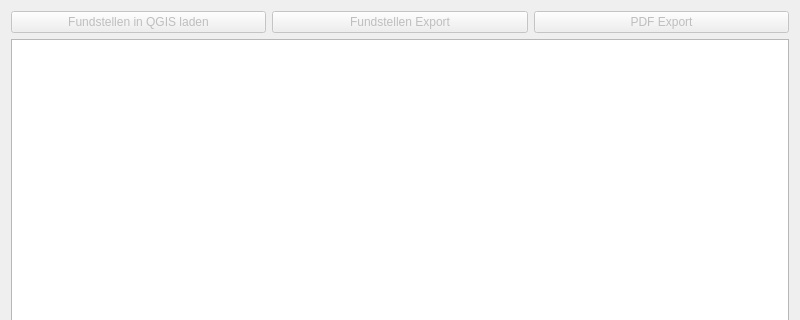
This is APIS/forms/apis_findspot_selection_list_form.ui in APIS-Luftbildarchiv/APIS as Qt 5 draws it before an edit; both pictures show x 0 to 800 and y 0 to 320 of the 800 by 500 pixel window. The edited form follows.
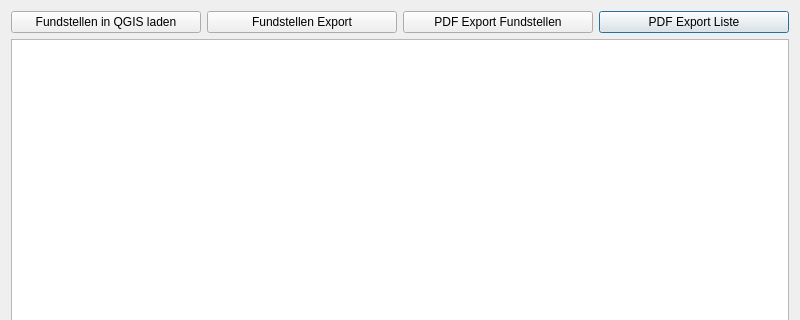
This is the edited form. Icons and pictures are not drawn.

Patch:
```diff
--- a/APIS/forms/apis_findspot_selection_list_form.ui
+++ b/APIS/forms/apis_findspot_selection_list_form.ui
@@ -28,9 +28,6 @@
     <layout class="QHBoxLayout" name="horizontalLayout">
      <item>
       <widget class="QPushButton" name="uiViewFindSpotsBtn">
-       <property name="enabled">
-        <bool>false</bool>
-       </property>
        <property name="text">
         <string>Fundstellen in QGIS laden</string>
        </property>
@@ -50,10 +47,7 @@
       </widget>
      </item>
      <item>
-      <widget class="QPushButton" name="uiExportFindSpotsBtn">
-       <property name="enabled">
-        <bool>false</bool>
-       </property>
+      <widget class="QPushButton" name="uiExportFindSpotsAsShpBtn">
        <property name="text">
         <string>Fundstellen Export</string>
        </property>
@@ -72,13 +66,30 @@
        </property>
       </widget>
      </item>
+     <item>
+      <widget class="QPushButton" name="uiExportFindSpotAsPdfBtn">
+       <property name="text">
+        <string>PDF Export Fundstellen</string>
+       </property>
+       <property name="icon">
+        <iconset resource="resource.qrc">
+         <normaloff>:/plugins/APIS/icons/pdf_export.png</normaloff>:/plugins/APIS/icons/pdf_export.png</iconset>
+       </property>
+       <property name="iconSize">
+        <size>
+         <width>24</width>
+         <height>24</height>
+        </size>
+       </property>
+       <property name="autoDefault">
+        <bool>false</bool>
+       </property>
+      </widget>
+     </item>
      <item>
       <widget class="QPushButton" name="uiExportListAsPdfBtn">
-       <property name="enabled">
-        <bool>false</bool>
-       </property>
        <property name="text">
-        <string>PDF Export</string>
+        <string>PDF Export Liste</string>
        </property>
        <property name="icon">
         <iconset resource="resource.qrc">
@@ -90,9 +101,6 @@
          <height>24</height>
         </size>
        </property>
-       <property name="autoDefault">
-        <bool>false</bool>
-       </property>
       </widget>
      </item>
     </layout>
```
